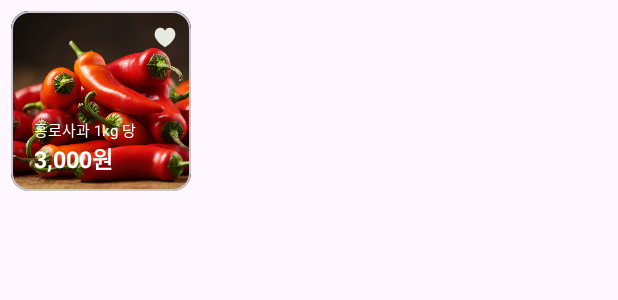
After one commit to rlaalsgh988238/GovTech_Android, an Android app: the layout crop_item_view.xml on its own in the app's theme, with its tools: preview values and no code run, on a phone screen of 412 x 824 dp. The commit adds this screen. Shown: the top 300 px of the screen. Run offline under Robolectric (Android 15) with nearby library versions, the phone set to English and light mode, and no system bars.

Commit message:
[feat] 그래프 적용

```diff
--- a/app/src/main/java/com/braveberry/govtech2024_applepricepredict/MainPage/Adapter/MainViewPagerAdapter.kt
+++ b/app/src/main/java/com/braveberry/govtech2024_applepricepredict/MainPage/Adapter/MainViewPagerAdapter.kt
@@ -4,7 +4,7 @@ import androidx.fragment.app.Fragment
 import androidx.fragment.app.FragmentActivity
 import androidx.viewpager2.adapter.FragmentStateAdapter
 import com.braveberry.govtech2024_applepricepredict.PageAnalysis.AnalysisFragment
-import com.braveberry.govtech2024_applepricepredict.PageHome.HomeFragment
+import com.braveberry.govtech2024_applepricepredict.PageHome.UILayer.HomeFragment
 import com.braveberry.govtech2024_applepricepredict.PageProfile.ProfileFragment
 
 class MainViewPagerAdapter (fragmentActivity: FragmentActivity) : FragmentStateAdapter(fragmentActivity) {
@@ -20,7 +20,9 @@ class MainViewPagerAdapter (fragmentActivity: FragmentActivity) : FragmentStateA
             0 -> HomeFragment()
             1 -> AnalysisFragment()
             2 -> ProfileFragment()
-            else -> {HomeFragment()}
+            else -> {
+                HomeFragment()
+            }
         }
     }
 }
--- /dev/null
+++ b/app/src/main/res/drawable/heart_filled.xml
@@ -0,0 +1,9 @@
+<vector xmlns:android="http://schemas.android.com/apk/res/android"
+    android:width="24dp"
+    android:height="24dp"
+    android:viewportWidth="24"
+    android:viewportHeight="24">
+  <path
+      android:pathData="M11.993,18.675C11.911,18.675 11.811,18.647 11.692,18.593C11.574,18.538 11.465,18.477 11.364,18.408C10.088,17.588 8.979,16.727 8.035,15.824C7.096,14.922 6.369,13.992 5.854,13.035C5.344,12.078 5.089,11.114 5.089,10.144C5.089,9.515 5.189,8.94 5.39,8.421C5.59,7.897 5.87,7.446 6.23,7.067C6.59,6.689 7.005,6.397 7.475,6.192C7.949,5.983 8.459,5.878 9.006,5.878C9.685,5.878 10.277,6.051 10.783,6.397C11.289,6.744 11.692,7.195 11.993,7.751C12.303,7.19 12.709,6.739 13.21,6.397C13.716,6.051 14.308,5.878 14.987,5.878C15.534,5.878 16.045,5.983 16.519,6.192C16.993,6.397 17.407,6.689 17.763,7.067C18.118,7.446 18.396,7.897 18.597,8.421C18.802,8.94 18.904,9.515 18.904,10.144C18.904,11.114 18.647,12.078 18.132,13.035C17.617,13.992 16.89,14.922 15.951,15.824C15.017,16.727 13.912,17.588 12.636,18.408C12.531,18.477 12.419,18.538 12.301,18.593C12.187,18.647 12.084,18.675 11.993,18.675Z"
+      android:fillColor="#E8E9E0"/>
+</vector>
--- /dev/null
+++ b/app/src/main/res/layout/crop_item_view.xml
@@ -0,0 +1,63 @@
+<?xml version="1.0" encoding="utf-8"?>
+<androidx.constraintlayout.widget.ConstraintLayout
+    android:id="@+id/itemLayout"
+    xmlns:android="http://schemas.android.com/apk/res/android"
+    android:layout_width="120dp"
+    android:layout_height="120dp"
+    android:layout_margin="7dp"
+
+    xmlns:app="http://schemas.android.com/apk/res-auto">
+
+    <com.google.android.material.card.MaterialCardView
+        android:layout_width="match_parent"
+        android:layout_height="match_parent">
+        <ImageView
+            android:id="@+id/itemImage"
+            android:layout_width="match_parent"
+            android:layout_height="match_parent"
+            android:scaleType="centerCrop"
+            android:src="@drawable/pepper_image"/>
+    </com.google.android.material.card.MaterialCardView>
+
+
+    <ImageButton
+        android:id="@+id/heartButton"
+        app:layout_constraintTop_toTopOf="parent"
+        app:layout_constraintEnd_toEndOf="parent"
+        android:layout_marginTop="5dp"
+        android:layout_marginRight="5dp"
+        android:layout_width="wrap_content"
+        android:layout_height="wrap_content"
+        android:src="@drawable/heart_filled"
+        android:background="@android:color/transparent"/>
+    <TextView
+        android:id="@+id/priceText"
+        android:textColor="@color/white"
+        android:layout_marginLeft="15dp"
+        android:layout_marginBottom="10dp"
+        android:textSize="15dp"
+        android:text="3,000원"
+        android:textStyle="bold"
+        android:layout_width="wrap_content"
+        android:layout_height="wrap_content"
+        app:layout_constraintBottom_toBottomOf="parent"
+        app:layout_constraintStart_toStartOf="parent"/>
+    <TextView
+        android:id="@+id/itemName"
+        android:layout_width="wrap_content"
+        android:layout_height="wrap_content"
+        app:layout_constraintBottom_toTopOf="@id/priceText"
+        app:layout_constraintStart_toStartOf="@id/priceText"
+        android:text="홍로사과"
+        android:textColor="@color/white"
+        android:textSize="10dp"/>
+    <TextView
+        android:layout_width="wrap_content"
+        android:layout_height="wrap_content"
+        app:layout_constraintStart_toEndOf="@id/itemName"
+        app:layout_constraintBottom_toBottomOf="@id/itemName"
+        android:text=" 1kg 당"
+        android:textColor="@color/white"
+        android:textSize="10dp"/>
+
+</androidx.constraintlayout.widget.ConstraintLayout>
```
Also changed, not shown: app/src/main/java/com/braveberry/govtech2024_applepricepredict/PageHome/DataLayer/Data/PlantDataRepository.kt (added, +37 -0 lines), app/src/main/java/com/braveberry/govtech2024_applepricepredict/PageHome/DataLayer/Domain/HomeDomain.kt (added, +16 -0 lines), app/src/main/java/com/braveberry/govtech2024_applepricepredict/PageHome/DataLayer/Model/PlantDataModel.kt (added, +7 -0 lines), app/src/main/java/com/braveberry/govtech2024_applepricepredict/PageHome/UILayer/Adapter/HorizonRecyclerAdapter.kt (added, +96 -0 lines), app/src/main/java/com/braveberry/govtech2024_applepricepredict/PageHome/UILayer/HomeFragment.kt (renamed from app/src/main/java/com/braveberry/govtech2024_applepricepredict/PageHome/HomeFragment.kt, +47 -26 lines), app/src/main/java/com/braveberry/govtech2024_applepricepredict/PageHome/UILayer/ViewModel/HomeViewModel.kt (added, +56 -0 lines), app/src/main/java/com/braveberry/govtech2024_applepricepredict/PageHome/ViewModel/HomeViewModel.kt (deleted, +0 -14 lines), app/src/main/res/drawable/round_shape_box.xml (added, +10 -0 lines), app/src/main/res/layout/fragment_home.xml (+4 -4 lines), app/src/main/res/drawable/apple_image.png (added), app/src/main/res/drawable/pepper_image.png (added), app/src/main/res/drawable/potato_image.png (added).
